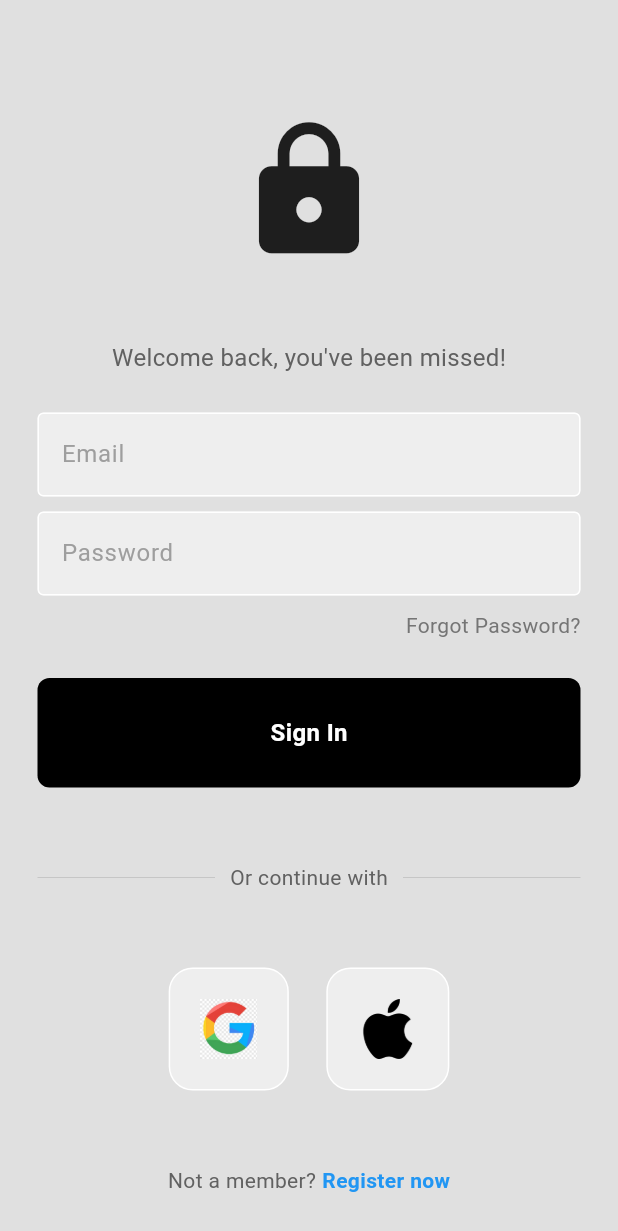
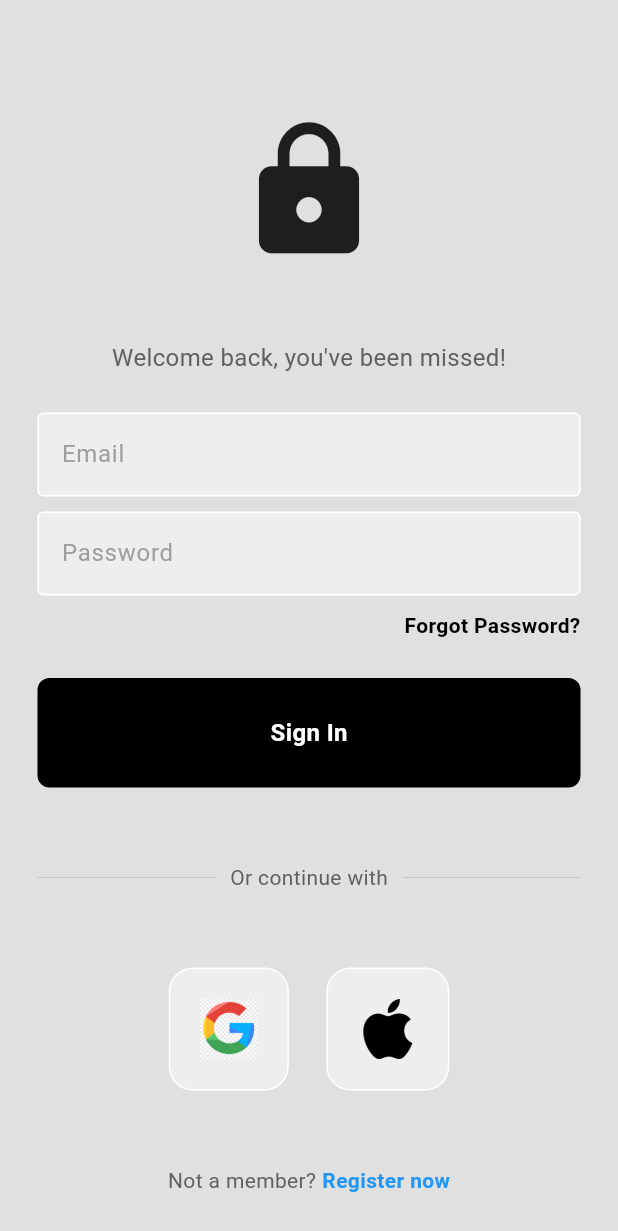
Before and after one commit to milan-koirala/flutterfire_auth_app, a Flutter app: the screen it shows after launch, on a phone screen of 412 x 824 dp. Shown: the top 1231 px of the screen. Run offline on Flutter 3.47's test engine with Material 3 defaults, Android fonts, the phone set to English and light mode, and no system bars; our stand-ins replace firebase_auth, firebase_core, google_sign_in; accounts and stored records are empty; generated files the repository leaves out were written again.

Commit message:
Add navigation to ForgotPasswordPage from login screen

```diff
--- a/lib/pages/login_page.dart
+++ b/lib/pages/login_page.dart
@@ -4,6 +4,7 @@ import 'package:flutterfire_auth/components/my_button.dart';
 import 'package:flutterfire_auth/components/my_textfield.dart';
 import 'package:flutterfire_auth/components/square_tile.dart';
 import 'package:flutterfire_auth/services/auth_service.dart';
+import 'package:flutterfire_auth/pages/forgot_pass_page.dart';
 
 class LoginPage extends StatefulWidget {
   final Function()? onTap;
@@ -109,9 +110,24 @@ class _LoginPageState extends State<LoginPage> {
                   child: Row(
                     mainAxisAlignment: MainAxisAlignment.end,
                     children: [
-                      Text(
-                        'Forgot Password?',
-                        style: TextStyle(color: Colors.grey[600]),
+                      GestureDetector(
+                        onTap: () {
+                          Navigator.push(
+                            context,
+                            MaterialPageRoute(
+                              builder: (context) {
+                                return ForgotPasswordPage();
+                              },
+                            ),
+                          );
+                        },
+                        child: Text(
+                          'Forgot Password?',
+                          style: TextStyle(
+                            color: Colors.black,
+                            fontWeight: FontWeight.bold,
+                          ),
+                        ),
                       ),
                     ],
                   ),
@@ -161,10 +177,7 @@ class _LoginPageState extends State<LoginPage> {
                     const SizedBox(width: 25),
 
                     // apple button
-                    SquareTile(
-                      onTap: () {},
-                      imagePath: 'lib/images/apple.png'
-                    ),
+                    SquareTile(onTap: () {}, imagePath: 'lib/images/apple.png'),
                   ],
                 ),
 
```
